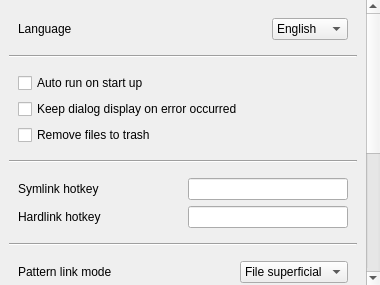
The window that src/app/settings_widget.ui (JaderoChan/EasyLinks) describes before a commit, drawn with Qt 5.
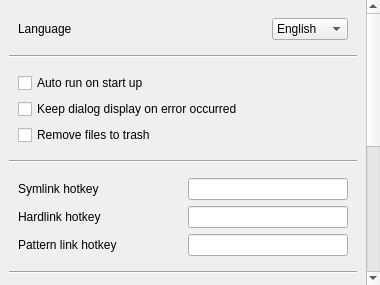
The same window after the commit. Custom widgets are drawn as their Qt base class.

Commit message: 增加全局热键已触发 Pattern Link 并修复了一些问题。

The edit to the form file:
```diff
--- a/src/app/settings_widget.ui
+++ b/src/app/settings_widget.ui
@@ -286,6 +286,66 @@
             </layout>
            </widget>
           </item>
+                    <item>
+                     <widget class="QWidget" name="widget_5_2" native="true">
+                        <property name="focusPolicy">
+                         <enum>Qt::FocusPolicy::ClickFocus</enum>
+                        </property>
+                        <layout class="QHBoxLayout" name="horizontalLayout_5">
+                         <property name="leftMargin">
+                            <number>0</number>
+                         </property>
+                         <property name="topMargin">
+                            <number>0</number>
+                         </property>
+                         <property name="rightMargin">
+                            <number>0</number>
+                         </property>
+                         <property name="bottomMargin">
+                            <number>0</number>
+                         </property>
+                         <item>
+                            <widget class="QLabel" name="patternLinkHotkeyText">
+                             <property name="focusPolicy">
+                                <enum>Qt::FocusPolicy::ClickFocus</enum>
+                             </property>
+                             <property name="text">
+                                <string>Pattern link hotkey</string>
+                             </property>
+                            </widget>
+                         </item>
+                         <item>
+                            <spacer name="horizontalSpacer_5">
+                             <property name="orientation">
+                                <enum>Qt::Orientation::Horizontal</enum>
+                             </property>
+                             <property name="sizeHint" stdset="0">
+                                <size>
+                                 <width>46</width>
+                                 <height>20</height>
+                                </size>
+                             </property>
+                            </spacer>
+                         </item>
+                         <item>
+                            <widget class="KeyCombinationInputer" name="patternLinkHotkeyInputer">
+                             <property name="minimumSize">
+                                <size>
+                                 <width>160</width>
+                                 <height>0</height>
+                                </size>
+                             </property>
+                             <property name="maximumSize">
+                                <size>
+                                 <width>160</width>
+                                 <height>16777215</height>
+                                </size>
+                             </property>
+                            </widget>
+                         </item>
+                        </layout>
+                     </widget>
+                    </item>
          </layout>
         </widget>
        </item>
```
The commit also changes 12 other files.
